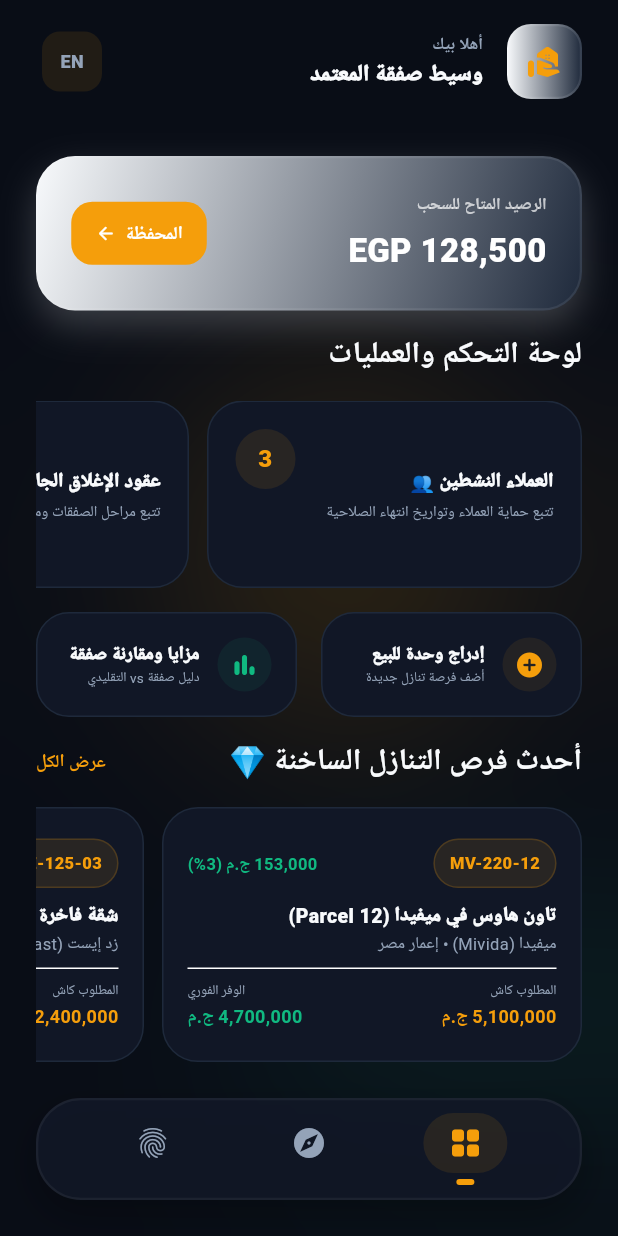
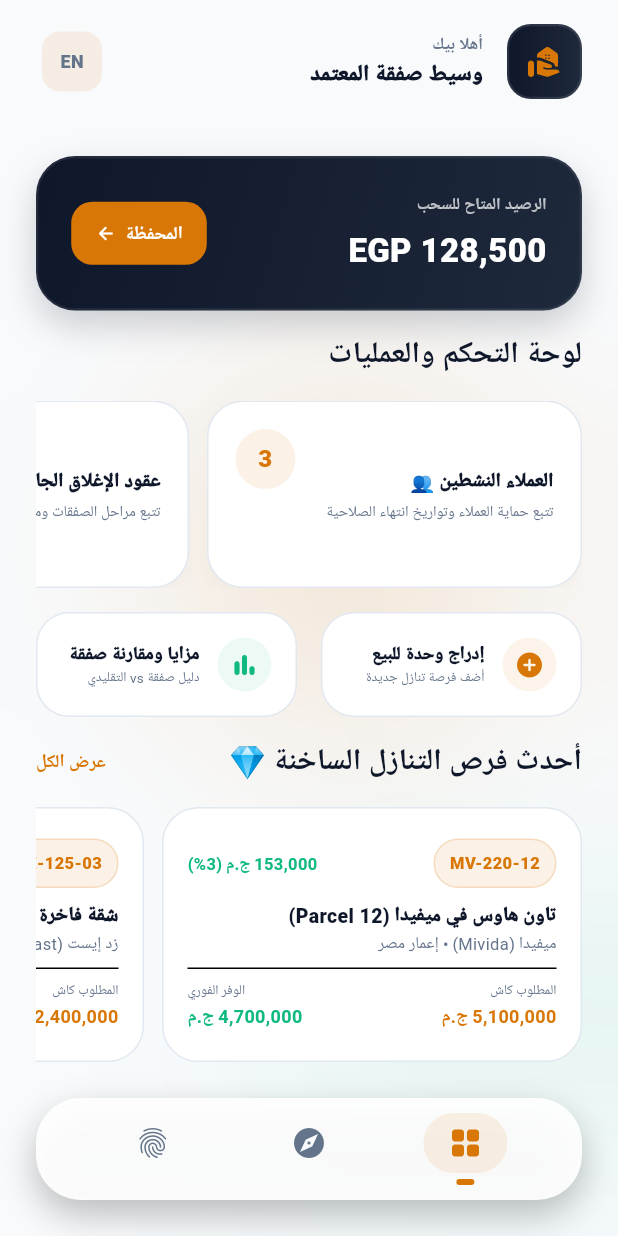
Before and after one commit to osamaaaaaaaaa/safqa_nawy, a Flutter app: the screen it shows after launch, on a phone screen of 412 x 824 dp. Run offline on Flutter 3.47's test engine with Material 3 defaults, Android fonts, the phone set to English and light mode, and no system bars; our stand-ins replace get.

Commit message:
design: reset colors to match exact light ivory and slate colors of the React website

```diff
--- a/mobile/lib/src/core/theme/app_colors.dart
+++ b/mobile/lib/src/core/theme/app_colors.dart
@@ -3,13 +3,13 @@ import 'package:flutter/material.dart';
 class AppColors {
   const AppColors._();
 
-  static const ink = Color(0xFFF8FAFC); // Off-white for high-readability text
-  static const muted = Color(0xFF94A3B8); // Light steel gray for secondary descriptions
-  static const surface = Color(0xFF090D16); // Ultra deep luxury black/blue for background
-  static const paper = Color(0xFF111726); // Rich deep slate for glassmorphic cards
-  static const border = Color(0xFF1E293B); // Slate border
-  static const gold = Color(0xFFF59E0B); // Radiant golden amber
-  static const emerald = Color(0xFF10B981); // Emerald green
-  static const clay = Color(0xFFEF4444); // Radiant red
-  static const navy = Color(0xFF1E293B); // Deep navy accent
+  static const ink = Color(0xFF0F172A); // Luxury Slate Dark Navy text
+  static const muted = Color(0xFF64748B); // Cool Muted Slate
+  static const surface = Color(0xFFF8FAFC); // Soft Off-white Canvas background
+  static const paper = Color(0xFFFFFFFF); // Pure White cards
+  static const border = Color(0xFFE2E8F0); // Soft light slate borders
+  static const gold = Color(0xFFD97706); // Golden Amber Accent
+  static const emerald = Color(0xFF10B981); // Emerald success accent
+  static const clay = Color(0xFFEF4444); // Clay red accent
+  static const navy = Color(0xFF334155); // Secondary navy slate
 }
--- a/mobile/lib/src/core/theme/app_theme.dart
+++ b/mobile/lib/src/core/theme/app_theme.dart
@@ -8,9 +8,9 @@ class AppTheme {
   static ThemeData light() {
     return ThemeData(
       useMaterial3: true,
-      brightness: Brightness.dark,
+      brightness: Brightness.light,
       scaffoldBackgroundColor: AppColors.surface,
-      colorScheme: const ColorScheme.dark(
+      colorScheme: const ColorScheme.light(
         primary: AppColors.gold,
         secondary: AppColors.emerald,
         surface: AppColors.surface,
--- a/mobile/lib/src/features/dashboard/presentation/pages/broker_home_page.dart
+++ b/mobile/lib/src/features/dashboard/presentation/pages/broker_home_page.dart
@@ -11,7 +11,6 @@ import '../../../../shared/widgets/broker_section_header.dart';
 import '../../../../shared/widgets/status_pill.dart';
 import '../../../deals/data/repositories/deals_repository.dart';
 import '../../../deals/presentation/pages/deals_page.dart';
-import '../../../explore/data/repositories/projects_repository.dart';
 import '../../../explore/data/repositories/resale_repository.dart';
 import '../../../explore/domain/entities/resale_unit.dart';
 import '../../../explore/presentation/pages/resale_details_page.dart';
```
